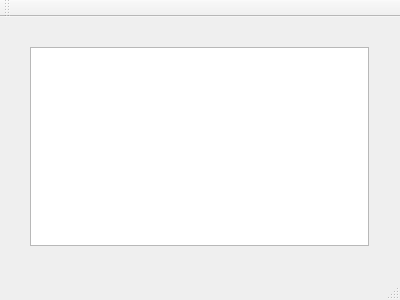
Old version of the form gui/mainwindow.ui in the repository spw720/CISDegreeGuide---GroupProject.
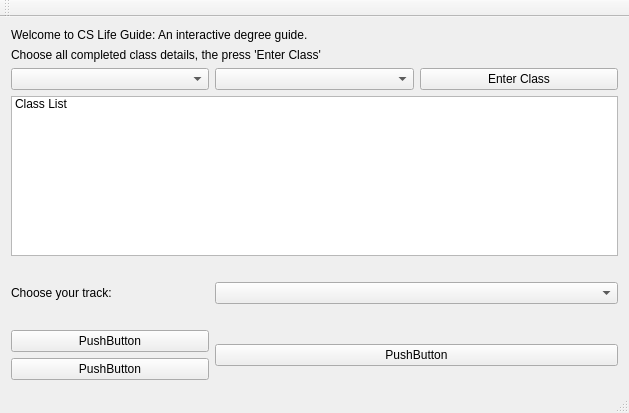
New version of the form.

```diff
--- a/gui/mainwindow.ui
+++ b/gui/mainwindow.ui
@@ -6,29 +6,121 @@
    <rect>
     <x>0</x>
     <y>0</y>
-    <width>400</width>
-    <height>300</height>
+    <width>629</width>
+    <height>413</height>
    </rect>
   </property>
   <property name="windowTitle">
    <string>MainWindow</string>
   </property>
   <widget class="QWidget" name="centralWidget">
-   <widget class="QWidget" name="verticalLayoutWidget">
-    <property name="geometry">
-     <rect>
-      <x>19</x>
-      <y>19</y>
-      <width>361</width>
-      <height>221</height>
-     </rect>
-    </property>
-    <layout class="QVBoxLayout" name="verticalLayout">
-     <item>
-      <widget class="QTextEdit" name="textEdit"/>
-     </item>
-    </layout>
-   </widget>
+   <layout class="QGridLayout" name="gridLayout">
+    <item row="5" column="1" colspan="2">
+     <widget class="QComboBox" name="comboBox_3"/>
+    </item>
+    <item row="7" column="1" rowspan="2" colspan="2">
+     <widget class="QPushButton" name="pushButton_4">
+      <property name="text">
+       <string>PushButton</string>
+      </property>
+     </widget>
+    </item>
+    <item row="3" column="0" colspan="3">
+     <widget class="QListWidget" name="listWidget">
+      <property name="cursor" stdset="0">
+       <cursorShape>ArrowCursor</cursorShape>
+      </property>
+      <item>
+       <property name="text">
+        <string>Class List</string>
+       </property>
+      </item>
+     </widget>
+    </item>
+    <item row="2" column="0">
+     <widget class="QComboBox" name="comboBox"/>
+    </item>
+    <item row="0" column="0" colspan="3">
+     <widget class="QLabel" name="label_3">
+      <property name="layoutDirection">
+       <enum>Qt::LeftToRight</enum>
+      </property>
+      <property name="text">
+       <string>Welcome to CS Life Guide: An interactive degree guide.</string>
+      </property>
+      <property name="scaledContents">
+       <bool>false</bool>
+      </property>
+     </widget>
+    </item>
+    <item row="2" column="1">
+     <widget class="QComboBox" name="comboBox_2"/>
+    </item>
+    <item row="8" column="0">
+     <widget class="QPushButton" name="pushButton_3">
+      <property name="text">
+       <string>PushButton</string>
+      </property>
+     </widget>
+    </item>
+    <item row="2" column="2">
+     <widget class="QPushButton" name="pushButton">
+      <property name="text">
+       <string>Enter Class</string>
+      </property>
+     </widget>
+    </item>
+    <item row="5" column="0">
+     <widget class="QLabel" name="label_2">
+      <property name="styleSheet">
+       <string notr="true"/>
+      </property>
+      <property name="text">
+       <string>Choose your track:</string>
+      </property>
+     </widget>
+    </item>
+    <item row="4" column="0" colspan="3">
+     <spacer name="horizontalSpacer">
+      <property name="orientation">
+       <enum>Qt::Horizontal</enum>
+      </property>
+      <property name="sizeHint" stdset="0">
+       <size>
+        <width>40</width>
+        <height>20</height>
+       </size>
+      </property>
+     </spacer>
+    </item>
+    <item row="7" column="0">
+     <widget class="QPushButton" name="pushButton_2">
+      <property name="text">
+       <string>PushButton</string>
+      </property>
+     </widget>
+    </item>
+    <item row="6" column="0" colspan="3">
+     <spacer name="horizontalSpacer_2">
+      <property name="orientation">
+       <enum>Qt::Horizontal</enum>
+      </property>
+      <property name="sizeHint" stdset="0">
+       <size>
+        <width>40</width>
+        <height>20</height>
+       </size>
+      </property>
+     </spacer>
+    </item>
+    <item row="1" column="0" colspan="2">
+     <widget class="QLabel" name="label">
+      <property name="text">
+       <string>Choose all completed class details, the press 'Enter Class'</string>
+      </property>
+     </widget>
+    </item>
+   </layout>
   </widget>
   <widget class="QMenuBar" name="menuBar">
    <property name="geometry">
```
Left out of the diff: 2 changed lines with no effect on the pictures.
